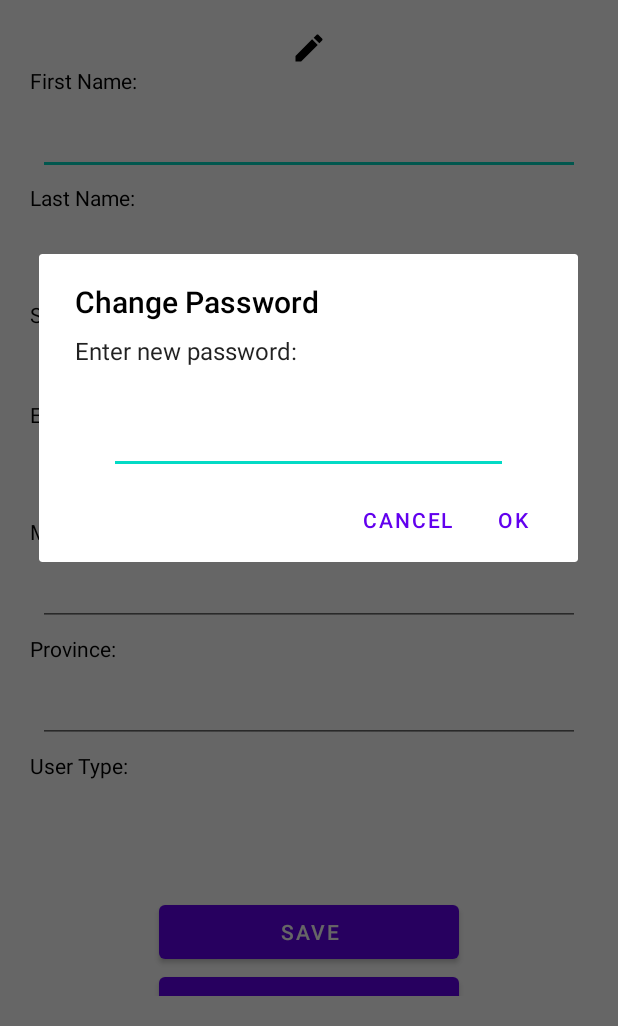
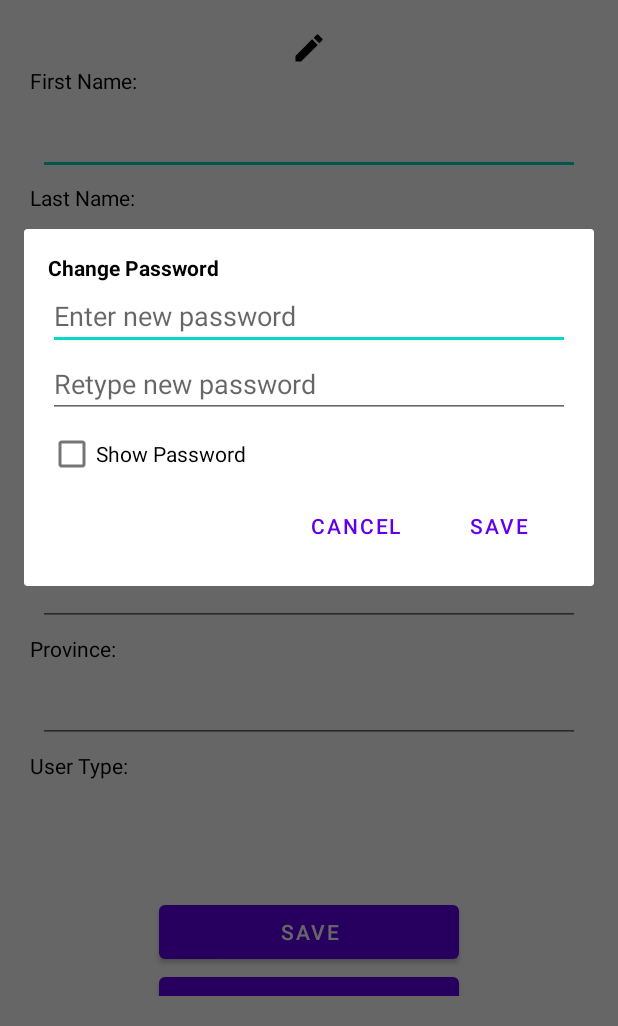
Before and after one commit to Castorito/Gender-and-Development-Primer, an Android app: the Settings screen opened directly, with no data from a screen before it, after a tap on "CHANGE PASSWORD", on a phone screen of 412 x 824 dp, the part 210-1236 px from its top. Run offline under Robolectric (Android 15) with nearby library versions, the phone set to English and light mode, and no system bars; our stand-ins replace Firebase (no records; nobody signed in at launch, a user with empty details on screens opened directly); 3 other taps on this screen came first.

Commit message:
change password prompt and exiting optimization

```diff
--- a/app/src/main/AndroidManifest.xml
+++ b/app/src/main/AndroidManifest.xml
@@ -45,7 +45,8 @@
         </activity>
         <activity
             android:name=".mainfunctions.Login"
-            android:exported="true">
+            android:exported="true"
+            android:launchMode="singleTask">
             <intent-filter>
                 <action android:name="android.intent.action.MAIN" />
 
--- a/app/src/main/java/com/genderanddevelopmentprimer/app/mainfunctions/Settings.java
+++ b/app/src/main/java/com/genderanddevelopmentprimer/app/mainfunctions/Settings.java
@@ -1,17 +1,20 @@
 package com.genderanddevelopmentprimer.app.mainfunctions;
 
+import android.app.Dialog;
 import android.os.Bundle;
+import android.text.Editable;
+import android.text.TextWatcher;
+import android.text.method.HideReturnsTransformationMethod;
 import android.text.method.PasswordTransformationMethod;
 import android.view.View;
-import android.view.ViewGroup;
+import android.view.Window;
 import android.widget.Button;
+import android.widget.CheckBox;
 import android.widget.EditText;
-import android.widget.FrameLayout;
 import android.widget.ImageView;
 import android.widget.TextView;
 import android.widget.Toast;
 
-import androidx.appcompat.app.AlertDialog;
 import androidx.appcompat.app.AppCompatActivity;
 
 import com.genderanddevelopmentprimer.app.R;
@@ -74,50 +77,7 @@ public class Settings extends AppCompatActivity {
             }
         });
 
-        btnChangePass.setOnClickListener(v -> {
-
-            EditText resetPass = new EditText(this);
-            resetPass.setTransformationMethod(PasswordTransformationMethod.getInstance());
-
-
-            AlertDialog.Builder changePass = new AlertDialog.Builder(this);
-            changePass.setMessage("Enter new password:");
-            changePass.setTitle("Change Password");
-
-            //add padding to textbox in forgot pass
-            FrameLayout container = new FrameLayout(Settings.this);
-            FrameLayout.LayoutParams params = new FrameLayout.LayoutParams(ViewGroup.LayoutParams.MATCH_PARENT, ViewGroup.LayoutParams.WRAP_CONTENT);
-
-            params.leftMargin = 70;
-            params.rightMargin = 70;
-
-            resetPass.setLayoutParams(params);
-            container.addView(resetPass);
-
-            changePass.setView(resetPass);
-            changePass.setView(container);
-
-            changePass.setPositiveButton("OK", null);
-            changePass.setNegativeButton("Cancel", null);
-
-            AlertDialog dialog = changePass.create();
-            dialog.show();
-            //Overriding the handler immediately after show is probably a better approach than OnShowListener as described below
-            dialog.getButton(AlertDialog.BUTTON_POSITIVE).setOnClickListener(v12 -> {
-                String newPass = resetPass.getText().toString();
-
-                if (newPass.length() < 8) {
-                    resetPass.setError("Password must be 8 characters or longer!");
-                } else {
-                    user.updatePassword(newPass).addOnSuccessListener(unused -> {
-                        Toast.makeText(Settings.this, "Password changed!", Toast.LENGTH_SHORT).show();
-                        dialog.dismiss();
-                    }).addOnFailureListener(e -> Toast.makeText(Settings.this, e.getMessage(), Toast.LENGTH_SHORT).show());
-                }
-            });
-
-            dialog.getButton(AlertDialog.BUTTON_NEGATIVE).setOnClickListener(v1 -> dialog.dismiss());
-        });
+        btnChangePass.setOnClickListener(v -> showCustomChangePass());
 
         btneditProfile.setOnClickListener(v -> {
 
@@ -150,4 +110,98 @@ public class Settings extends AppCompatActivity {
             }
         });
     }
+
+    void showCustomChangePass() {
+        Dialog changepass = new Dialog(Settings.this);
+        changepass.requestWindowFeature(Window.FEATURE_NO_TITLE);
+        changepass.setContentView(R.layout.password_change_dialog_box);
+        changepass.setCancelable(false);
+
+        EditText newPass = changepass.findViewById(R.id.newPass);
+        EditText retype = changepass.findViewById(R.id.retypeNewPass);
+        CheckBox showPass = changepass.findViewById(R.id.showChangePass);
+        Button btnsave = changepass.findViewById(R.id.btn_savePass);
+        Button btncancel = changepass.findViewById(R.id.btn_cancelPass);
+
+        showPass.setOnCheckedChangeListener((buttonView, isChecked) -> {
+            if (isChecked) {
+                newPass.setTransformationMethod(HideReturnsTransformationMethod.getInstance());
+                retype.setTransformationMethod(HideReturnsTransformationMethod.getInstance());
+            } else {
+                newPass.setTransformationMethod(PasswordTransformationMethod.getInstance());
+                retype.setTransformationMethod(PasswordTransformationMethod.getInstance());
+            }
+        });
+
+        newPass.addTextChangedListener(new TextWatcher() {
+            @Override
+            public void beforeTextChanged(CharSequence s, int start, int count, int after) {
+
+            }
+
+            @Override
+            public void onTextChanged(CharSequence s, int start, int before, int count) {
+
+            }
+
+            @Override
+            public void afterTextChanged(Editable s) {
+                if (!retype.getText().toString().equals(newPass.getText().toString())){
+                    retype.setError("Password not the same!");
+                    if (retype.getText().toString().equals("")){
+                        retype.setError(null);
+                    }
+                } else {
+                    retype.setError(null);
+                }
+            }
+        });
+
+        retype.addTextChangedListener(new TextWatcher() {
+            @Override
+            public void beforeTextChanged(CharSequence s, int start, int count, int after) {
+
+            }
+
+            @Override
+            public void onTextChanged(CharSequence s, int start, int before, int count) {
+
+            }
+
+            @Override
+            public void afterTextChanged(Editable s) {
+
+                if (!newPass.getText().toString().equals(retype.getText().toString())) {
+                    retype.setError("Password not the same!");
+                    if (retype.getText().toString().equals("")){
+                        retype.setError(null);
+                    }
+                } else {
+                    retype.setError(null);
+                }
+            }
+
+        });
+        btnsave.setOnClickListener(v -> {
+            String varPass = newPass.getText().toString();
+            String varRetype = retype.getText().toString();
+
+            if (varPass.length() < 8) {
+                newPass.setError("Password must be 8 characters or longer!");
+            } else if (!varPass.equals(varRetype)){
+                newPass.setError("Passwords not the same!");
+                retype.setError("Passwords not the same!");
+            }
+            else {
+                user.updatePassword(varPass).addOnSuccessListener(unused -> {
+                    Toast.makeText(Settings.this, "Password changed!", Toast.LENGTH_SHORT).show();
+                    changepass.dismiss();
+                }).addOnFailureListener(e -> Toast.makeText(Settings.this, e.getMessage(), Toast.LENGTH_SHORT).show());
+            }
+        });
+
+        btncancel.setOnClickListener(v -> changepass.dismiss());
+        changepass.show();
+
+    }
 }
--- a/app/src/main/res/layout/activity_student.xml
+++ b/app/src/main/res/layout/activity_student.xml
@@ -17,8 +17,7 @@
             android:id="@+id/student_toolbar"
             android:layout_width="match_parent"
             android:layout_height="?attr/actionBarSize"
-            android:background="@color/teal_700"
-            android:elevation="4dp" />
+            android:background="@color/teal_700"/>
 
         <FrameLayout
             android:id="@+id/fragment_container_student"
--- /dev/null
+++ b/app/src/main/res/layout/password_change_dialog_box.xml
@@ -0,0 +1,55 @@
+<?xml version="1.0" encoding="utf-8"?>
+<LinearLayout xmlns:android="http://schemas.android.com/apk/res/android"
+    android:layout_width="match_parent"
+    android:layout_height="wrap_content"
+    android:minWidth="500dp"
+    android:orientation="vertical"
+    android:padding="16dp">
+
+    <TextView
+        android:layout_width="match_parent"
+        android:layout_height="wrap_content"
+        android:text="Change Password"
+        android:textStyle="bold" />
+
+    <EditText
+        android:id="@+id/newPass"
+        android:layout_width="match_parent"
+        android:layout_height="wrap_content"
+        android:hint="Enter new password"
+        android:inputType="textPassword" />
+
+    <EditText
+        android:id="@+id/retypeNewPass"
+        android:layout_width="match_parent"
+        android:layout_height="wrap_content"
+        android:hint="Retype new password"
+        android:inputType="textPassword" />
+
+    <CheckBox
+        android:id="@+id/showChangePass"
+        android:layout_width="match_parent"
+        android:layout_height="wrap_content"
+        android:text="Show Password" />
+
+    <LinearLayout
+        android:layout_width="match_parent"
+        android:layout_height="wrap_content"
+        android:gravity="end"
+        android:orientation="horizontal">
+
+        <Button
+            android:id="@+id/btn_cancelPass"
+            style="?android:attr/buttonBarButtonStyle"
+            android:layout_width="95dp"
+            android:layout_height="wrap_content"
+            android:text="Cancel" />
+
+        <Button
+            android:id="@+id/btn_savePass"
+            style="?android:attr/buttonBarButtonStyle"
+            android:layout_width="95dp"
+            android:layout_height="wrap_content"
+            android:text="Save" />
+    </LinearLayout>
+</LinearLayout>
--- a/gradle.properties
+++ b/gradle.properties
@@ -19,3 +19,4 @@ android.useAndroidX=true
 # resources declared in the library itself and none from the library's dependencies,
 # thereby reducing the size of the R class for that library
 android.nonTransitiveRClass=true
+android.enableJetifier=true
--- a/settings.gradle
+++ b/settings.gradle
@@ -10,6 +10,7 @@ dependencyResolutionManagement {
     repositories {
         google()
         mavenCentral()
+        jcenter()
     }
 }
 rootProject.name = "Gender and Development Primer"
```
Also changed, not shown: app/build.gradle (+4 -3 lines), app/src/main/java/com/genderanddevelopmentprimer/app/commonfragment/CommonFrag1.java (+31 -1 lines), app/src/main/java/com/genderanddevelopmentprimer/app/mainfunctions/Login.java (+11 -11 lines), app/src/main/java/com/genderanddevelopmentprimer/app/mainfunctions/Register.java (+15 -5 lines), app/src/main/res/drawable/ic_book.xml (added, +8 -0 lines), app/src/main/res/layout/activity_login.xml (+4 -5 lines), app/src/main/res/layout/common_frag_1.xml (+13 -4 lines), 1 other file.
